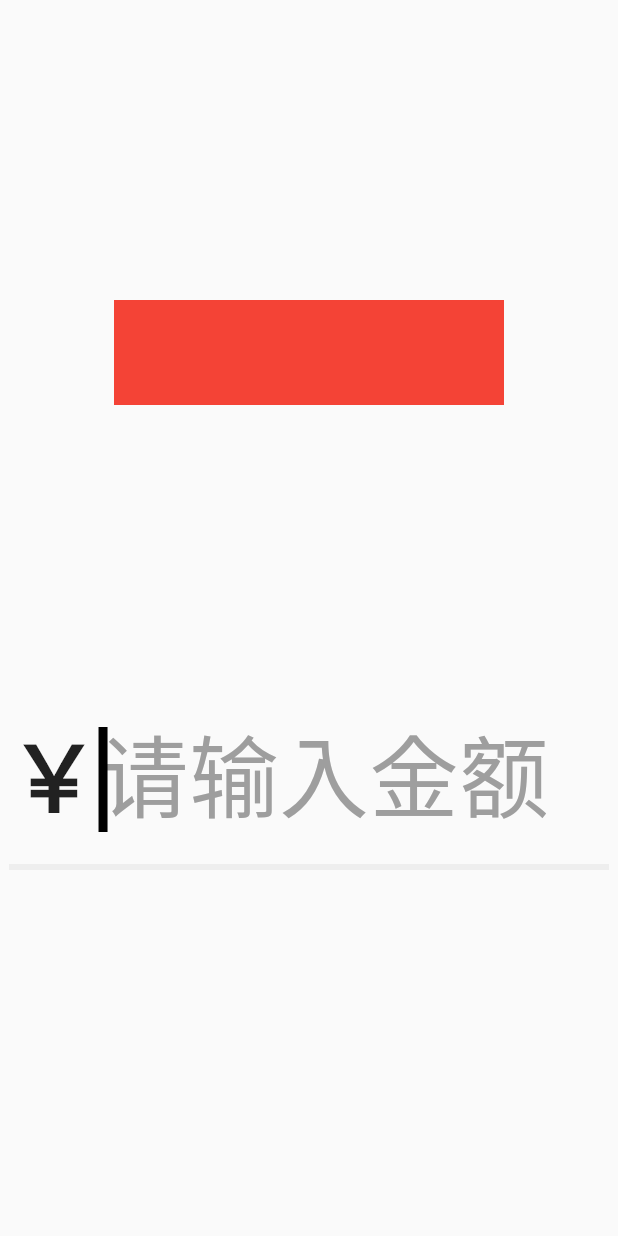
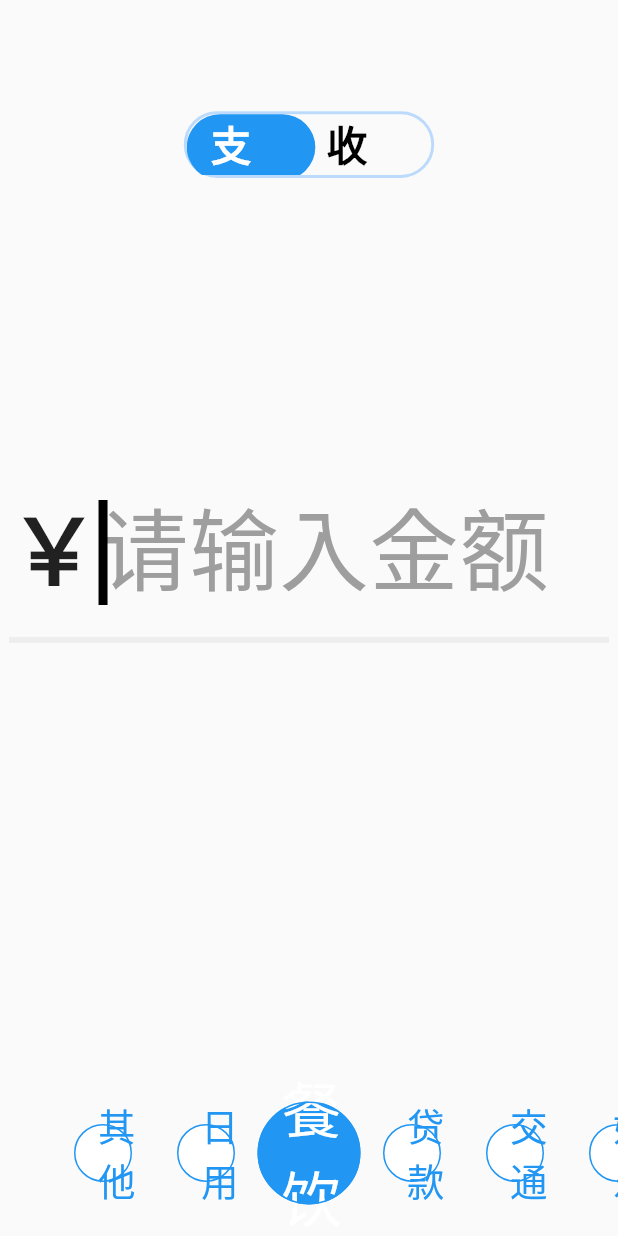
Before and after one commit to capcdk/obk, a Flutter app: the BookKeepingPage screen opened by its route, on a phone screen of 412 x 824 dp. Run offline on Flutter 3.47's test engine with Material 2 defaults, Android fonts, the phone set to English and light mode, and no system bars; our stand-ins replace fluttertoast.

Commit message:
账单类型选择按钮样式

```diff
--- a/lib/book_keeping/amount_keyboard.dart
+++ b/lib/book_keeping/amount_keyboard.dart
@@ -1,5 +1,5 @@
 import 'package:flutter/material.dart';
-import 'package:obk/utills/global_value.dart';
+import 'package:obk/utils/global_value.dart';
 
 class AmountKeyboard extends StatelessWidget {
   AmountKeyboard(this.amountNotEmpty, this.needCalculate, this.onInput) : super();
@@ -11,8 +11,8 @@
   static const String COMMA = ".";
 
   final ValueChanged<String> onInput;
-  bool needCalculate = false;
-  bool amountNotEmpty = false;
+  final bool needCalculate;
+  final bool amountNotEmpty;
 
   FlatButton _createTextAmountButton(String text) {
     return FlatButton(
--- a/lib/book_keeping/category_slide_picker.dart
+++ b/lib/book_keeping/category_slide_picker.dart
@@ -4,7 +4,7 @@
 class CategorySlidePicker extends StatefulWidget {
   final int defaultCategorySelectIndex;
 
-  CategorySlidePicker({Key key, this.defaultCategorySelectIndex = 0}) : super(key: key);
+  CategorySlidePicker({Key key, this.defaultCategorySelectIndex = 2}) : super(key: key);
 
   @override
   State<StatefulWidget> createState() => _CategoryState();
--- a/lib/page/book_keeping.dart
+++ b/lib/page/book_keeping.dart
@@ -3,8 +3,8 @@
 import 'package:flutter/material.dart';
 import 'package:obk/book_keeping/amount_keyboard.dart';
 import 'package:obk/book_keeping/category_slide_picker.dart';
-import 'package:obk/utills/global_value.dart';
-import 'package:obk/utills/toast_utils.dart';
+import 'package:obk/utils/global_value.dart';
+import 'package:obk/utils/toast_utils.dart';
 
 class BookKeepingPage extends StatefulWidget {
   BookKeepingPage({Key key}) : super(key: key);
@@ -18,6 +18,7 @@
   final TextEditingController _amountController = TextEditingController();
   bool needCalculate = false;
   bool amountNotEmpty = false;
+  bool chooseIncome = false;
 
   void onAmountInput(String input) {
     if (input.isEmpty) {
@@ -133,12 +134,7 @@
       body: Column(
         children: [
           // TAB
-          Container(
-            margin: EdgeInsets.only(top: 200),
-            width: 260,
-            height: 70,
-            color: Colors.red,
-          ),
+          BillTypeChooser(this.chooseIncome),
           // 金额输入区
           Container(
             margin: EdgeInsets.only(top: 180),
@@ -169,9 +165,7 @@
     );
   }
 
-  /**
-   * 备注输入区
-   */
+  /// 备注输入区
   Widget _remarkTextField() {
     return Row(children: [
       Text("备注：", style: TextStyle(fontSize: 28, fontWeight: FontWeight.w100)),
@@ -186,18 +180,50 @@
   }
 }
 
-// 金额输入控件
-class AmountTextField extends StatefulWidget {
-  AmountTextField(this.textController, {Key key}) : super(key: key);
+// 账单模式切换
+class BillTypeChooser extends StatelessWidget {
+  BillTypeChooser(this.chooseIncome, {Key key}) : super(key: key);
 
-  final textController;
+  final bool chooseIncome;
 
   @override
-  State<StatefulWidget> createState() => _AmountTextFieldState(textController);
+  Widget build(BuildContext context) {
+    return Container(
+      margin: EdgeInsets.only(top: Global.screenHeight * 0.09),
+      width: Global.screenWidth * 0.4053,
+      height: Global.screenWidth * 0.41 * 0.263,
+      decoration: BoxDecoration(
+        border: Border.all(color: const Color.fromRGBO(43, 146, 255, 0.3), width: 2),
+        borderRadius: BorderRadius.circular(60),
+      ),
+      child: Stack(
+        children: [
+          Positioned(left: 0, child: _createBillTypeButton(false)),
+          Positioned(right: 0, child: _createBillTypeButton(true)),
+        ],
+      ),
+    );
+  }
+
+  Widget _createBillTypeButton(bool incomeButton) {
+    return SizedBox(
+      height: Global.screenWidth * 0.4053 * 0.263,
+      width: Global.screenWidth * 0.208,
+      child: FlatButton(
+        child: Text(incomeButton ? "收入" : "支出", style: TextStyle(fontSize: 27, fontWeight: FontWeight.w600)),
+        color: (incomeButton == chooseIncome) ? Colors.blue : Colors.transparent,
+        textColor: (incomeButton == chooseIncome) ? Colors.white : Colors.black,
+        highlightColor: Colors.blue[700],
+        shape: RoundedRectangleBorder(borderRadius: BorderRadius.circular(60.0)),
+        onPressed: (incomeButton == chooseIncome) ? () => {} : null,
+      ),
+    );
+  }
 }
 
-class _AmountTextFieldState extends State<AmountTextField> {
-  _AmountTextFieldState(this.textController) : super();
+// 金额输入控件
+class AmountTextField extends StatelessWidget {
+  AmountTextField(this.textController, {Key key}) : super(key: key);
 
   final textController;
 
--- a/lib/utills/toast_utils.dart
+++ b/lib/utils/toast_utils.dart
@@ -1,6 +1,6 @@
 import 'package:flutter/material.dart';
 import 'package:fluttertoast/fluttertoast.dart';
-import 'package:obk/utills/global_value.dart';
+import 'package:obk/utils/global_value.dart';
 
 class ToastUtils {
   static final FToast fToast = FToast(Global.appContext);
```
Also changed, not shown: lib/main.dart (+1 -6 lines), lib/utils/global_value.dart (renamed from lib/utills/global_value.dart).
